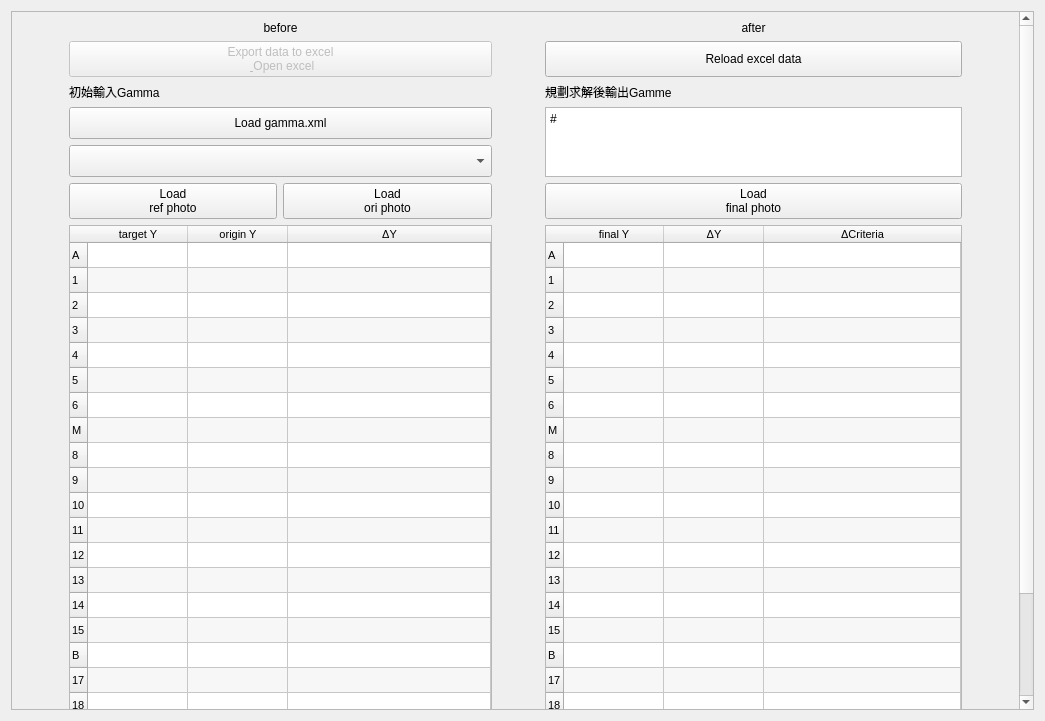
This is QUL/AEsimulator/stepChart/UI.ui in YuTing-Fang1999/FIH-tool as Qt 5 draws it before an edit. The edited form follows.
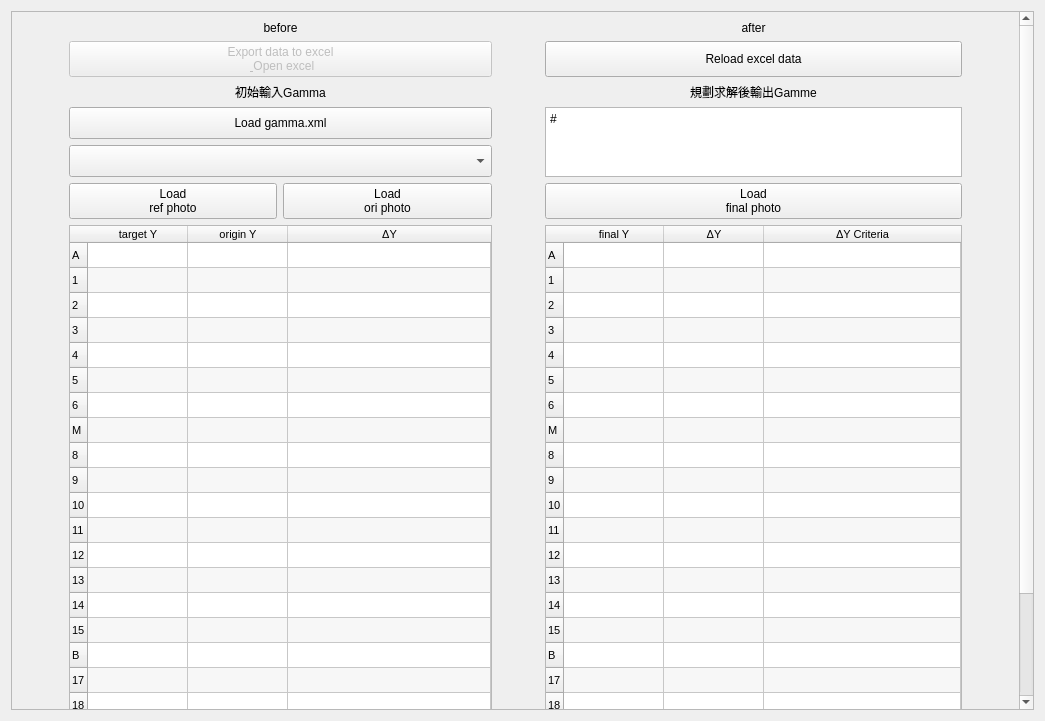
This is the edited form.

The edit to the form file:
```diff
--- a/QUL/AEsimulator/stepChart/UI.ui
+++ b/QUL/AEsimulator/stepChart/UI.ui
@@ -66,6 +66,9 @@
            <property name="text">
             <string>規劃求解後輸出Gamme</string>
            </property>
+           <property name="alignment">
+            <set>Qt::AlignCenter</set>
+           </property>
           </widget>
          </item>
          <item row="0" column="1" colspan="2">
@@ -116,6 +119,9 @@
            <property name="text">
             <string>初始輸入Gamma</string>
            </property>
+           <property name="alignment">
+            <set>Qt::AlignCenter</set>
+           </property>
           </widget>
          </item>
          <item row="5" column="4">
@@ -509,7 +515,7 @@
            </column>
            <column>
             <property name="text">
-             <string>ΔCriteria</string>
+             <string>ΔY Criteria</string>
             </property>
            </column>
           </widget>
```
